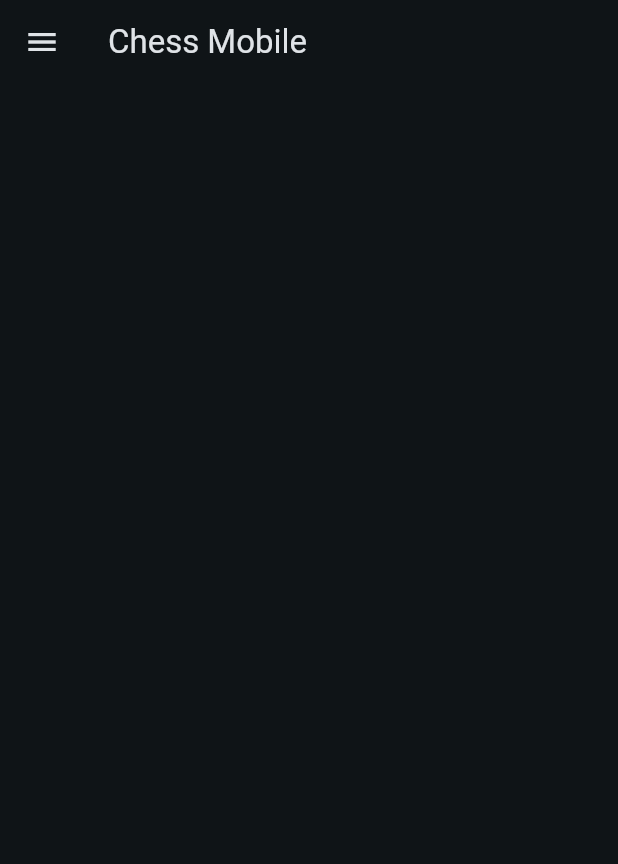
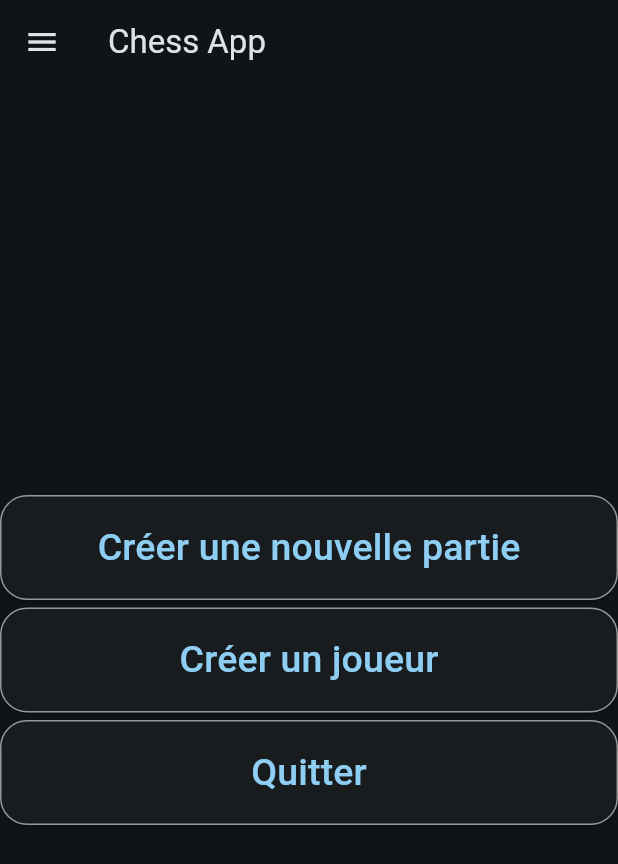
Before and after one commit to mahdilili/ChessFlutter-ETC, a Flutter app: the Home screen opened directly, on a phone screen of 412 x 824 dp. Shown: the top 864 px of the screen. Run offline on Flutter 3.47's test engine with Material 3 defaults, Android fonts, the light colour scheme and no system bars; drawn by our look-alikes of animated_background; our stand-ins replace sqflite; missing offline and left inert: auth0_flutter; accounts and stored records are empty.

Commit message:
fix dans la vue home

```diff
--- a/chessappmobile/lib/vues/home.dart
+++ b/chessappmobile/lib/vues/home.dart
@@ -1,4 +1,3 @@
-
 import 'dart:io';
 
 import 'package:animated_background/animated_background.dart';
@@ -19,15 +18,15 @@ class Home extends StatefulWidget{
   State<Home> createState()=> HomeState();
 }
 
-class HomeState extends State<Home> with TickerProviderStateMixin {
+class HomeState extends State<Home> with TickerProviderStateMixin{
   @override
   Widget build(BuildContext context) {
+
     return Scaffold(
-      appBar: AppBar(
-        title: Text('Chess Mobile'),
+      appBar: AppBar(title: Text('Chess App'),
       ),
-      drawer: _buildDrawer(context), // Ajouter le Drawer ici
-      body: AnimatedBackground(
+      drawer: _buildDrawer(context),
+      body:   AnimatedBackground(
     behaviour: RandomParticleBehaviour(
     options: const ParticleOptions(
         spawnMaxRadius: 50.00,
@@ -40,61 +39,82 @@ class HomeState extends State<Home> with TickerProviderStateMixin {
     )
     ),
     vsync: this,
-        child: Text(''),
-        // Le reste de votre code reste inchangé
+    child: Column(
+    mainAxisAlignment: MainAxisAlignment.center,
+    crossAxisAlignment: CrossAxisAlignment.stretch,
+    children: [
+    Container(height: 70,
+    child: ElevatedButton(
+    style: ButtonStyle(shape:MaterialStateProperty.all<RoundedRectangleBorder>(
+    RoundedRectangleBorder(borderRadius: BorderRadius.circular(18.0),side: BorderSide(color: Colors.white54))
+    )),
+    onPressed: () => _dialogCreateGame(context),
+    child: Text("Créer une nouvelle partie", style: TextStyle(fontSize: 25),),
     ),
-    );
+    ),
+    SizedBox(height: 5), // Espacement entre les boutons
+    Container(height: 70,
+    child: ElevatedButton(
+    style: ButtonStyle(shape:MaterialStateProperty.all<RoundedRectangleBorder>(
+    RoundedRectangleBorder(borderRadius: BorderRadius.circular(18.0),side: BorderSide(color: Colors.white54))
+    )),
+    onPressed: () => _dialogBuilder(context),
+    child: Text('Créer un joueur', style: TextStyle(fontSize: 25),),
+    ),
+    ),
+    SizedBox(height: 5), // Espacement entre les boutons
+    Container(height: 70,
+    child: ElevatedButton(
+    style: ButtonStyle(shape:MaterialStateProperty.all<RoundedRectangleBorder>(
+    RoundedRectangleBorder(borderRadius: BorderRadius.circular(18.0),side: BorderSide(color: Colors.white54))
+    )),
+    onPressed: () {
+    if (Platform.isAndroid) {
+    SystemNavigator.pop();
+    } else if (Platform.isIOS) {
+    exit(0);
     }
+    },
+    child: Text('Quitter', style: TextStyle(fontSize: 25),),
+    ),
+    ),
+    ],
+    ),),);
+
+  }
+
 
   Widget _buildDrawer(BuildContext context) {
     return Drawer(
       child: ListView(
         children: [
-          DrawerHeader(
+          Container(height: 100,
+            child: DrawerHeader(
 
               decoration: BoxDecoration(
 
                 color: Colors.blue,
               ),
               child: Text(
-              'Menu',
+                'Main menu',
                 style: TextStyle(
                   color: Colors.white,
                   fontSize: 24,
                 ),
               ),
             ),
+          ),
           ListTile(
-            title: Text('Créer une nouvelle partie'),
+            title: Text('Profile Stats'),
             onTap: () {
               _dialogCreateGame(context);
               Navigator.pop(context); // Fermer le Drawer après avoir sélectionné une option
-            },
-          ),
-          ListTile(
-            title: Text('Créer un joueur'),
-            onTap: () {
-              _dialogBuilder(context);
-              Navigator.pop(context); // Fermer le Drawer après avoir sélectionné une option
-            },
-          ),
-          ListTile(
-            title: Text('Quitter'),
-            onTap: () {
-              if (Platform.isAndroid) {
-                SystemNavigator.pop();
-              } else if (Platform.isIOS) {
-                exit(0);
-              }
             },
           ),
           // Vous pouvez ajouter d'autres options de menu ici
         ],
       ),
     );
-  }
-
-// Le reste de votre code reste inchangé
   }
 
   Future<void> _dialogCreateGame(BuildContext context) async{
@@ -189,7 +209,9 @@ Future<void> _dialogCreateGame(BuildContext context) async{
                       ],
                     ),
                     const SizedBox(height: 10),
-                  ElevatedButton(
+                    Padding(
+                      padding: const EdgeInsets.only(top: 10.0),
+                      child: ElevatedButton(
                         onPressed: () {
                           Navigator.push(
                             context,
@@ -204,6 +226,7 @@ Future<void> _dialogCreateGame(BuildContext context) async{
                         },
                         child: const Text('Créer'),
                       ),
+                    ),
 
                   ],
                 ),
@@ -215,11 +238,10 @@ Future<void> _dialogCreateGame(BuildContext context) async{
     );
 
   }
+
   Future<void> _dialogBuilder(BuildContext context) async {
     DatabaseHandler db = DatabaseHandler();
     JoueurControleur jc = JoueurControleur();
-
-
 
     final NameTagControleur = TextEditingController();
 
@@ -227,7 +249,10 @@ Future<void> _dialogCreateGame(BuildContext context) async{
       context: context,
       builder: (context) {
         return StatefulBuilder(builder: (context, setDialogState) {
-          return AlertDialog(
+          return Center(
+            child: Container(
+              height: MediaQuery.of(context).size.height * 0.3,
+              child: AlertDialog(
                 scrollable: false,
                 title: const Text('Créer un joueur'),
                 content: Column(
@@ -244,16 +269,12 @@ Future<void> _dialogCreateGame(BuildContext context) async{
                           ),
                         ),
                       ],
-
                     ),
+                    const SizedBox(height: 10.0),
                     Row(
+                      mainAxisAlignment: MainAxisAlignment.center,
                       children: [
-
-
-                    Consumer<UtilisateurProvider>(
-                      builder: (context, utilisateurProvider, child) {
-                        return Center(
-                          child: OutlinedButton(
+                        ElevatedButton(
                           onPressed: () async {
                             String nametag = NameTagControleur.text;
                             Joueur joueur = Joueur(
@@ -271,18 +292,15 @@ Future<void> _dialogCreateGame(BuildContext context) async{
                           },
                           child: const Text('Créer'),
                         ),
-                        );
-                      },
-                    )
-
-                     ],
-                    )
-
                       ],
                     ),
+                  ],
+                ),
+              ),
+            ),
           );
-
         });
       },
     );
   }
+}
```
Lines whose indentation alone changed are shown as unchanged.
